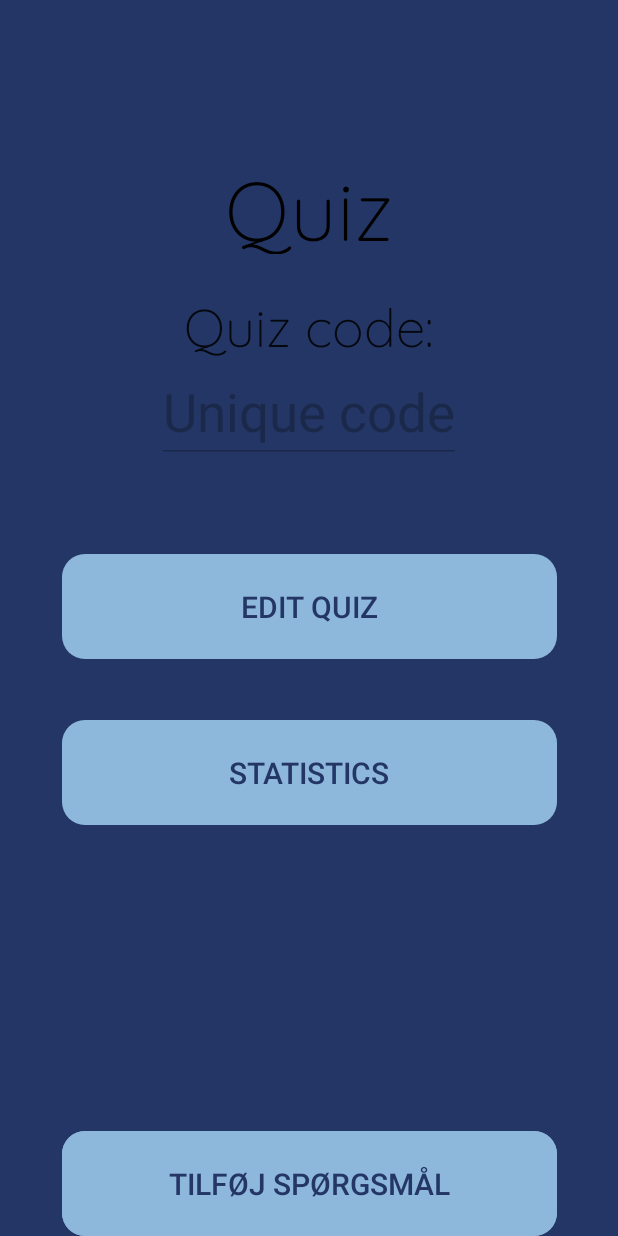
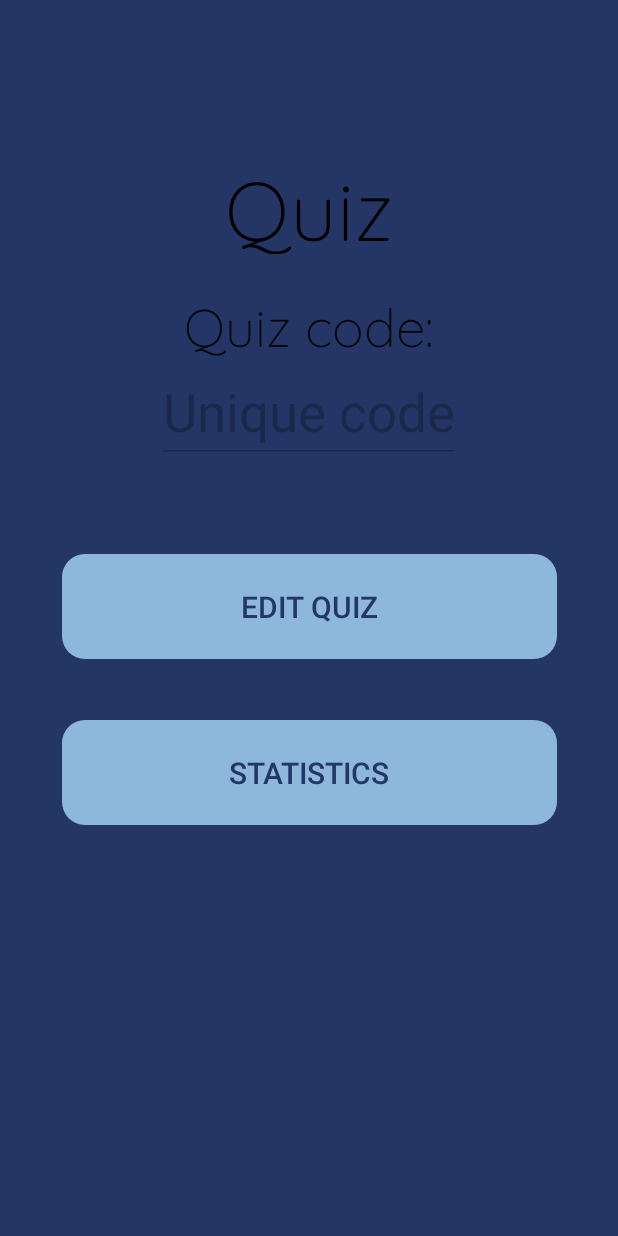
Before and after one commit to Fipzz/BrInt_QuizApp, an Android app: the Edit_quiz_home_activity screen opened directly, with no data from a screen before it, on a phone screen of 412 x 824 dp. Run offline under Robolectric (Android 15) with nearby library versions, the phone set to English and light mode, and no system bars; 3 statements that could not run were skipped.

Commit message:
Themes work

```diff
--- a/app/src/main/java/com/example/brint_quizapp/Edit_Quiz.java
+++ b/app/src/main/java/com/example/brint_quizapp/Edit_Quiz.java
@@ -69,13 +69,15 @@ public class Edit_Quiz extends AppCompatActivity implements View.OnClickListener
         sharedPref = getSharedPreferences(sharedPreference, MODE_PRIVATE);
         currentTheme = sharedPref.getString("current_theme", "blue_theme");
 
-        if (currentTheme == "blue_theme"){
+        if (currentTheme.equals("blue_theme")){
 
             setTheme(R.style.Theme_App_Blue);
 
-        } else if (currentTheme == "purple_theme") {
+
+        } else if (currentTheme.equals("purple_theme")) {
 
             setTheme(R.style.Theme_App_Purple);
+
         }
 
         setContentView(R.layout.edit_question_activity_layout);
--- a/app/src/main/java/com/example/brint_quizapp/Edit_quiz_home_activity.java
+++ b/app/src/main/java/com/example/brint_quizapp/Edit_quiz_home_activity.java
@@ -2,6 +2,7 @@ package com.example.brint_quizapp;
 
 
 import android.content.Intent;
+import android.content.SharedPreferences;
 import android.os.Bundle;
 import android.view.View;
 import android.view.Window;
@@ -28,12 +29,32 @@ public class Edit_quiz_home_activity extends AppCompatActivity implements View.O
 
     QuizDTO theQuiz;
 
+    SharedPreferences sharedPref;
+
+    String currentTheme, sharedPreference;
+
     @Override
     public void onCreate(Bundle savedInstanceState) {
         super.onCreate(savedInstanceState);
         requestWindowFeature(Window.FEATURE_NO_TITLE);
         getWindow().setFlags(WindowManager.LayoutParams.FLAG_FULLSCREEN,
                 WindowManager.LayoutParams.FLAG_FULLSCREEN);
+
+        sharedPreference = getString(R.string.preferenceFile);
+
+        sharedPref = getSharedPreferences(sharedPreference, MODE_PRIVATE);
+        currentTheme = sharedPref.getString("current_theme", "blue_theme");
+
+        if (currentTheme.equals("blue_theme")){
+
+            setTheme(R.style.Theme_App_Blue);
+
+
+        } else if (currentTheme.equals("purple_theme")) {
+
+            setTheme(R.style.Theme_App_Purple);
+
+        }
 
         setContentView(R.layout.quiz_menu_activity_layout);
 
--- a/app/src/main/java/com/example/brint_quizapp/Quiz_list_activity.java
+++ b/app/src/main/java/com/example/brint_quizapp/Quiz_list_activity.java
@@ -67,13 +67,15 @@ public class Quiz_list_activity extends AppCompatActivity implements View.OnClic
         sharedPref = getSharedPreferences(sharedPreference, MODE_PRIVATE);
         currentTheme = sharedPref.getString("current_theme", "blue_theme");
 
-        if (currentTheme == "blue_theme"){
+        if (currentTheme.equals("blue_theme")){
 
             setTheme(R.style.Theme_App_Blue);
 
-        } else if (currentTheme == "purple_theme") {
+
+        } else if (currentTheme.equals("purple_theme")) {
 
             setTheme(R.style.Theme_App_Purple);
+
         }
 
         setContentView(R.layout.quiz_list_activity_layout);
--- a/app/src/main/java/com/example/brint_quizapp/Result_activity.java
+++ b/app/src/main/java/com/example/brint_quizapp/Result_activity.java
@@ -58,13 +58,15 @@ public class Result_activity extends AppCompatActivity implements View.OnClickLi
         sharedPref = getSharedPreferences(sharedPreference, MODE_PRIVATE);
         currentTheme = sharedPref.getString("current_theme", "blue_theme");
 
-        if (currentTheme == "blue_theme"){
+        if (currentTheme.equals("blue_theme")){
 
             setTheme(R.style.Theme_App_Blue);
 
-        } else if (currentTheme == "purple_theme") {
+
+        } else if (currentTheme.equals("purple_theme")) {
 
             setTheme(R.style.Theme_App_Purple);
+
         }
 
         setContentView(R.layout.result_activity_layout);
--- a/app/src/main/res/drawable/my_button.xml
+++ b/app/src/main/res/drawable/my_button.xml
@@ -15,6 +15,6 @@
         />
     <stroke
         android:width="3dp"
-        android:color="#B7AFC4"
+        android:color="?attr/buttonNormalColor"
         />
 </shape>
--- a/app/src/main/res/drawable/round_button.xml
+++ b/app/src/main/res/drawable/round_button.xml
@@ -1,5 +1,5 @@
 <?xml version="1.0" encoding="utf-8"?>
 <shape xmlns:android="http://schemas.android.com/apk/res/android"
-    android:shape="rectangle">    <solid android:color="#47D476"/>
+    android:shape="rectangle">    <solid android:color="?attr/buttonNormalColor"/>
     <corners android:radius="50dp"/>
 </shape>
--- a/app/src/main/res/layout/homepage_activity_layout.xml
+++ b/app/src/main/res/layout/homepage_activity_layout.xml
@@ -18,7 +18,7 @@
         android:gravity="center"
 
         android:text="Loading"
-        android:textColor="@color/buttonblue"
+        android:textColor="?attr/buttonTextColor"
         android:textSize="50sp"
         app:layout_constraintBottom_toBottomOf="parent"
         app:layout_constraintEnd_toEndOf="parent"
--- a/app/src/main/res/layout/login_activity_layout.xml
+++ b/app/src/main/res/layout/login_activity_layout.xml
@@ -106,7 +106,7 @@
         android:background="@drawable/log_in"
         android:backgroundTint="@color/blueButtonNormal"
         android:text="Log ind"
-        android:textColor="@color/blueButtonText"
+        android:textColor="?attr/buttonTextColor"
         android:textSize="18dp"
         app:layout_constraintBottom_toBottomOf="parent"
         app:layout_constraintEnd_toEndOf="parent"
--- a/app/src/main/res/layout/quiz_menu_activity_layout.xml
+++ b/app/src/main/res/layout/quiz_menu_activity_layout.xml
@@ -89,34 +89,4 @@
         app:layout_constraintTop_toBottomOf="@+id/EditQuiz_home"
         app:layout_constraintVertical_bias="0.13" />
 
-    <Button
-        android:id="@+id/add_question"
-        android:layout_width="330dp"
-        android:layout_height="70dp"
-        android:background="@drawable/log_in"
-        android:backgroundTint="?attr/buttonNormalColor"
-        android:text="Tilføj Spørgsmål"
-        android:textColor="?attr/buttonTextColor"
-        android:textSize="20sp"
-        app:layout_constraintBottom_toBottomOf="parent"
-        app:layout_constraintEnd_toEndOf="parent"
-        app:layout_constraintStart_toStartOf="parent"
-        app:layout_constraintTop_toBottomOf="@+id/editQuestion"
-        app:layout_constraintVertical_bias="0.2" />
-
-    <Button
-        android:id="@+id/add_question2"
-        android:layout_width="330dp"
-        android:layout_height="70dp"
-        android:background="@drawable/log_in"
-        android:backgroundTint="?attr/buttonNormalColor"
-        android:text="Tilføj Spørgsmål"
-        android:textColor="?attr/buttonTextColor"
-        android:textSize="20sp"
-        app:layout_constraintBottom_toBottomOf="parent"
-        app:layout_constraintEnd_toEndOf="parent"
-        app:layout_constraintStart_toStartOf="parent"
-        app:layout_constraintTop_toBottomOf="@+id/editQuestion"
-        app:layout_constraintVertical_bias="0.2" />
-
 </androidx.constraintlayout.widget.ConstraintLayout>
```
Also changed, not shown: app/src/main/java/com/example/brint_quizapp/Homepage_activity.java (+14 -2 lines), app/src/main/java/com/example/brint_quizapp/Profile_activity.java (+5 -9 lines), app/src/main/java/com/example/brint_quizapp/Quiz_logic_activity.java (+22 -5 lines).
